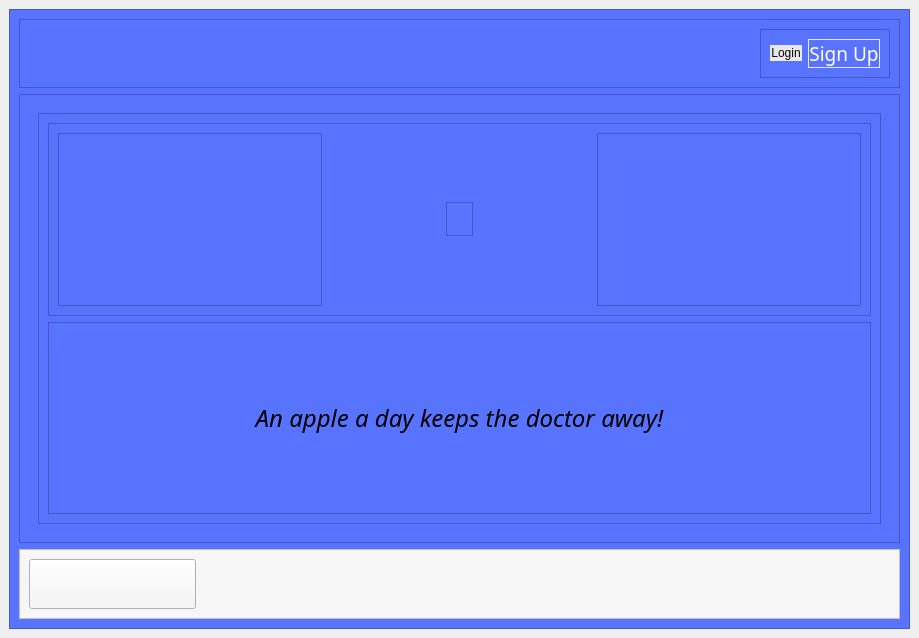
Above: ui/homepage.ui from neel-mistry/PoCoH-MiniProj before the change. Below: the same form after it.
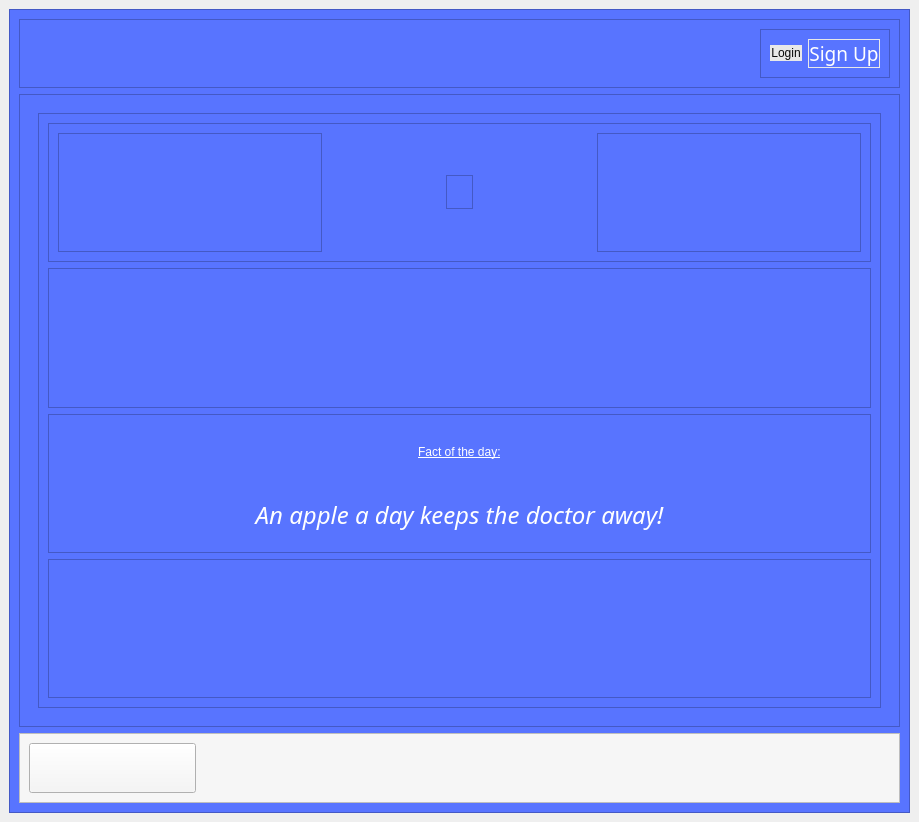
That is the form after the change. Icons and pictures are not drawn.

Diff of the .ui file:
```diff
--- a/ui/homepage.ui
+++ b/ui/homepage.ui
@@ -7,7 +7,7 @@
     <x>0</x>
     <y>0</y>
     <width>919</width>
-    <height>638</height>
+    <height>822</height>
    </rect>
   </property>
   <property name="windowTitle">
@@ -193,6 +193,37 @@
                    </layout>
                   </widget>
                  </item>
+                 <item>
+                  <widget class="QFrame" name="frame_13">
+                   <property name="frameShape">
+                    <enum>QFrame::StyledPanel</enum>
+                   </property>
+                   <property name="frameShadow">
+                    <enum>QFrame::Raised</enum>
+                   </property>
+                   <layout class="QVBoxLayout" name="verticalLayout_4">
+                    <item alignment="Qt::AlignHCenter">
+                     <widget class="QLabel" name="label_4">
+                      <property name="maximumSize">
+                       <size>
+                        <width>290</width>
+                        <height>290</height>
+                       </size>
+                      </property>
+                      <property name="text">
+                       <string/>
+                      </property>
+                      <property name="pixmap">
+                       <pixmap>../images/3-01.png</pixmap>
+                      </property>
+                      <property name="scaledContents">
+                       <bool>true</bool>
+                      </property>
+                     </widget>
+                    </item>
+                   </layout>
+                  </widget>
+                 </item>
                  <item>
                   <widget class="QFrame" name="frame_9">
                    <property name="frameShape">
@@ -202,6 +233,17 @@
                     <enum>QFrame::Raised</enum>
                    </property>
                    <layout class="QVBoxLayout" name="verticalLayout_3">
+                    <item alignment="Qt::AlignHCenter">
+                     <widget class="QLabel" name="label_3">
+                      <property name="styleSheet">
+                       <string notr="true">font: 600 19pt &quot;Poppins&quot;;
+color: rgb(255, 255, 255);</string>
+                      </property>
+                      <property name="text">
+                       <string>&lt;html&gt;&lt;head/&gt;&lt;body&gt;&lt;p&gt;&lt;span style=&quot; text-decoration: underline;&quot;&gt;Fact of the day:&lt;/span&gt;&lt;/p&gt;&lt;/body&gt;&lt;/html&gt;</string>
+                      </property>
+                     </widget>
+                    </item>
                     <item>
                      <widget class="QLabel" name="label_2">
                       <property name="font">
@@ -214,6 +256,10 @@
                       <property name="autoFillBackground">
                        <bool>false</bool>
                       </property>
+                      <property name="styleSheet">
+                       <string notr="true">padding-top: 0.5em;
+color: rgb(255, 255, 255);</string>
+                      </property>
                       <property name="text">
                        <string>An apple a day keeps the doctor away!</string>
                       </property>
@@ -228,6 +274,17 @@
                    </layout>
                   </widget>
                  </item>
+                 <item>
+                  <widget class="QFrame" name="frame_5">
+                   <property name="frameShape">
+                    <enum>QFrame::StyledPanel</enum>
+                   </property>
+                   <property name="frameShadow">
+                    <enum>QFrame::Raised</enum>
+                   </property>
+                   <layout class="QHBoxLayout" name="horizontalLayout_3"/>
+                  </widget>
+                 </item>
                 </layout>
                </widget>
               </item>
```
